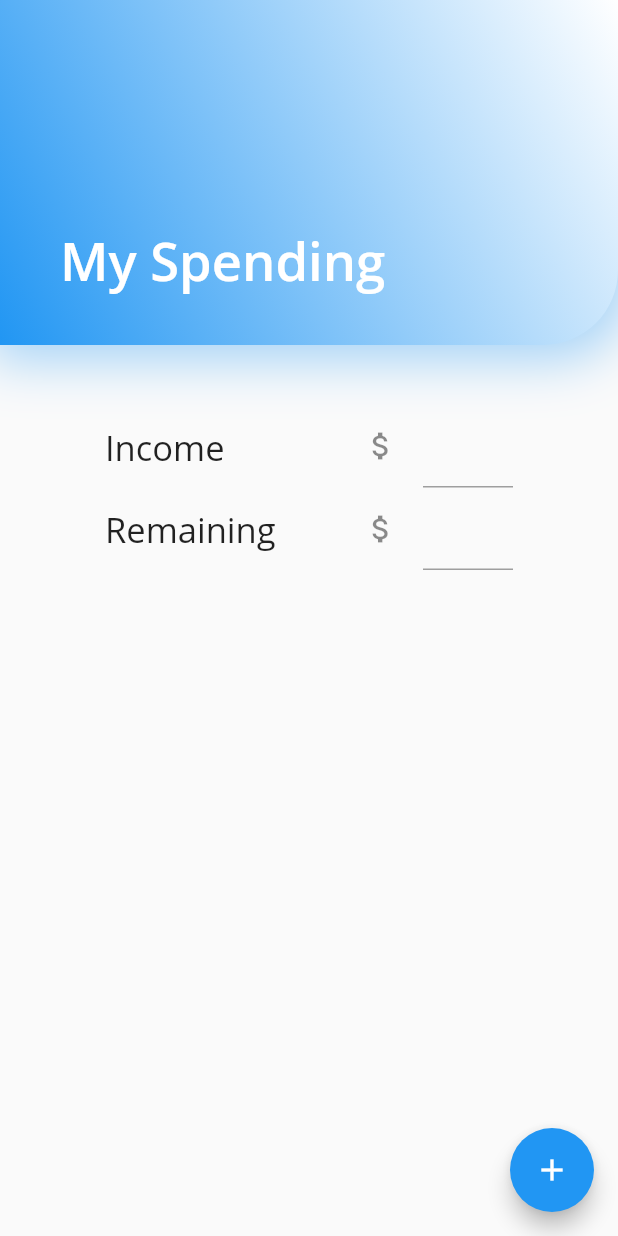
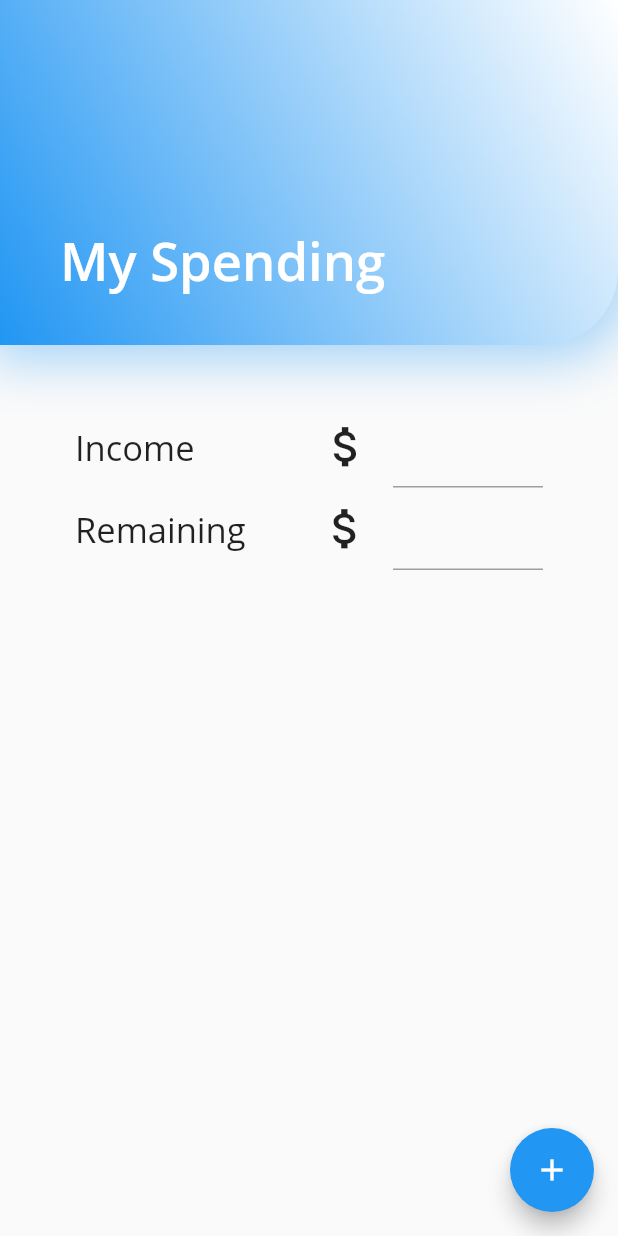
Before and after one commit to yennhio/budgeti, a Flutter app: the screen it shows after launch, on a phone screen of 412 x 824 dp. Run offline on Flutter 3.47's test engine with Material 2 defaults, Android fonts, the phone set to English and light mode, and no system bars.

Commit message:
updated columns and rows

```diff
--- a/lib/main.dart
+++ b/lib/main.dart
@@ -11,6 +11,7 @@ class MyApp extends StatelessWidget {
   Widget build(BuildContext context) {
     return MaterialApp(
       title: 'Flutter Demo',
+      debugShowCheckedModeBanner: false,
       theme: ThemeData(
         primarySwatch: Colors.blue,
         fontFamily: 'Open Sans'
@@ -47,8 +48,7 @@ class _MyHomePageState extends State<MyHomePage> {
   Widget build(BuildContext context) {
 
     return Scaffold(
-      body: SingleChildScrollView(
-          child: Column(
+      body: Column(
           children: <Widget>[
             Stack(
               children: [
@@ -86,15 +86,22 @@ class _MyHomePageState extends State<MyHomePage> {
                 mainAxisAlignment: MainAxisAlignment.spaceBetween,
                 children: <Widget>[
                   Container(
-                  margin: EdgeInsets.only(left: 70, top:40),
+                    margin: EdgeInsets.only(left: 50, top: 40),
                     child: Text(
                       'Income',
                       style: TextStyle(fontSize: 23),
                     ),
                        ),
                   Container(
+                    margin: EdgeInsets.only(left: 70,top: 40),
+                    child: Icon(
+                      Icons.attach_money,
+                      size: 35
+                    ),
+                  ),
+                  Container(
+                    margin: EdgeInsets.only(right: 50, top: 40),
                     width: 100,
-                    margin: EdgeInsets.only(right: 70, top: 40),
                       child: TextField(
                         style: TextStyle(fontSize: 23),
                         textAlign: TextAlign.center,
@@ -104,7 +111,6 @@ class _MyHomePageState extends State<MyHomePage> {
                               borderSide: BorderSide(color: Colors.grey)),
                           focusedBorder: UnderlineInputBorder(
                               borderSide: BorderSide(color: Colors.blue)),
-                          icon: Icon(Icons.attach_money),
                             counterText: ""
                         ),
                       ),
@@ -115,21 +121,27 @@ class _MyHomePageState extends State<MyHomePage> {
                   mainAxisAlignment: MainAxisAlignment.spaceBetween,
                   children: <Widget>[
                   Container(
-                    margin: EdgeInsets.only(left: 70),
+                      margin: EdgeInsets.only(left: 50),
                       child: Text(
                         'Remaining',
                         style: TextStyle(fontSize: 23),
                       )
                   ),
                     Container(
+                      margin: EdgeInsets.only(left: 35),
+                      child: Icon(
+                          Icons.attach_money,
+                          size: 35
+                      ),
+                    ),
+                  Container(
                     width: 100,
-                  margin: EdgeInsets.only(right: 70),
+                    margin: EdgeInsets.only(right: 50),
                     child: TextField(
                       style: TextStyle(fontSize: 23),
                       textAlign: TextAlign.center,
                       keyboardType: TextInputType.number,
                       decoration: InputDecoration(
-                        icon: Icon(Icons.attach_money),
                           counterText: "",
                           enabledBorder: UnderlineInputBorder(
                               borderSide: BorderSide(color: Colors.grey)),
@@ -141,7 +153,6 @@ class _MyHomePageState extends State<MyHomePage> {
                 ]
               ),
           ],
-      ),
       ),
       floatingActionButton: FloatingActionButton(
         onPressed:() {
--- a/pubspec.yaml
+++ b/pubspec.yaml
@@ -21,6 +21,7 @@ environment:
   sdk: ">=2.12.0 <3.0.0"
 
 dependencies:
+  dropdownfield: 1.0.0
   flutter:
     sdk: flutter
 
@@ -28,6 +29,7 @@ dependencies:
   # The following adds the Cupertino Icons font to your application.
   # Use with the CupertinoIcons class for iOS style icons.
   cupertino_icons: ^1.0.2
+
 
 dev_dependencies:
   flutter_test:
```
Also changed, not shown: lib/add.dart (+26 -10 lines), pubspec.lock. Lines whose indentation alone changed are shown as unchanged.
